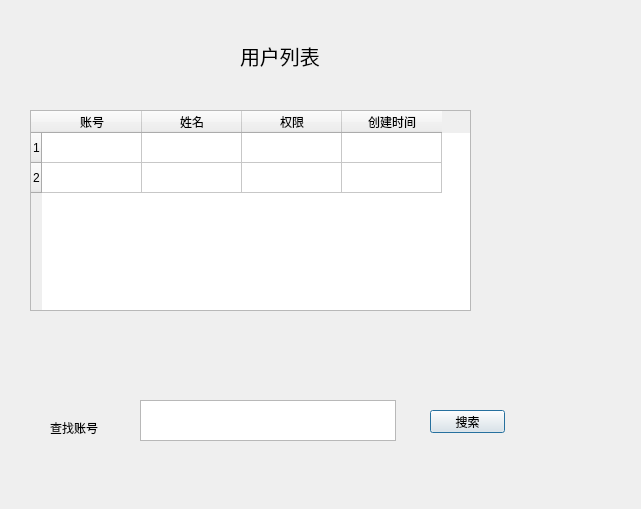
Qt form Forms/userlistdialog.ui (zhengshihao1218/newsoft) before a commit.
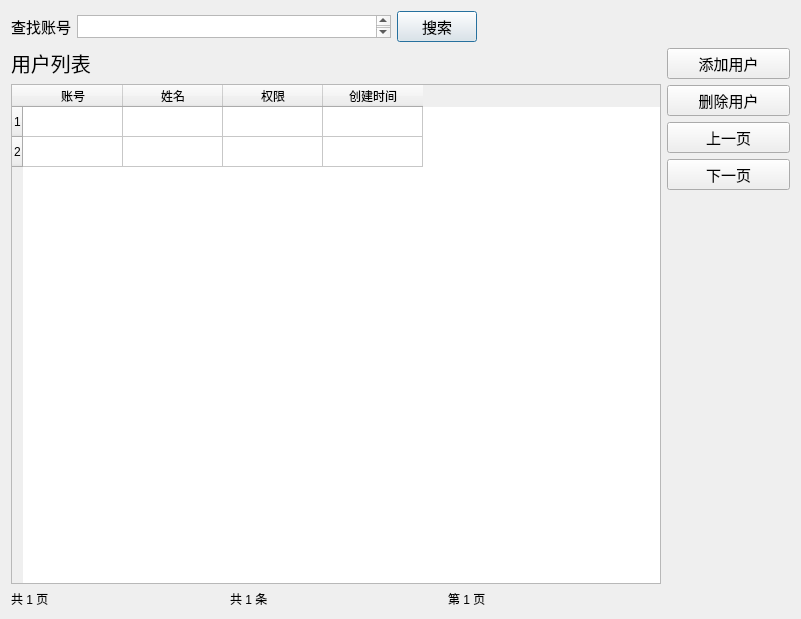
The same form after that commit. Icons and pictures are not drawn.

Commit message: [new soft] add UserManager

The edit to the form file:
```diff
--- a/Forms/userlistdialog.ui
+++ b/Forms/userlistdialog.ui
@@ -6,8 +6,8 @@
    <rect>
     <x>0</x>
     <y>0</y>
-    <width>641</width>
-    <height>509</height>
+    <width>653</width>
+    <height>311</height>
    </rect>
   </property>
   <property name="windowTitle">
@@ -17,25 +17,69 @@
    <iconset resource="themes/image.qrc">
     <normaloff>:/images/images/people.png</normaloff>:/images/images/people.png</iconset>
   </property>
+  <layout class="QVBoxLayout" name="verticalLayout">
+   <item>
+    <layout class="QHBoxLayout" name="horizontalLayout">
+     <item>
+      <widget class="QLabel" name="label_2">
+       <property name="font">
+        <font>
+         <pointsize>11</pointsize>
+        </font>
+       </property>
+       <property name="text">
+        <string>查找账号</string>
+       </property>
+      </widget>
+     </item>
+     <item>
   <widget class="QTextBrowser" name="textBrowser">
-   <property name="geometry">
-    <rect>
-     <x>140</x>
-     <y>400</y>
-     <width>256</width>
-     <height>41</height>
-    </rect>
-   </property>
-  </widget>
+       <property name="maximumSize">
+        <size>
+         <width>16777215</width>
+         <height>23</height>
+        </size>
+       </property>
+       <property name="font">
+        <font>
+         <pointsize>11</pointsize>
+        </font>
+       </property>
+      </widget>
+     </item>
+     <item>
+      <widget class="QPushButton" name="pushButton_serach">
+       <property name="font">
+        <font>
+         <pointsize>11</pointsize>
+        </font>
+       </property>
+       <property name="text">
+        <string>搜索</string>
+       </property>
+      </widget>
+     </item>
+     <item>
+      <spacer name="horizontalSpacer">
+       <property name="orientation">
+        <enum>Qt::Horizontal</enum>
+       </property>
+       <property name="sizeHint" stdset="0">
+        <size>
+         <width>40</width>
+         <height>20</height>
+        </size>
+       </property>
+      </spacer>
+     </item>
+    </layout>
+   </item>
+   <item>
+    <layout class="QHBoxLayout" name="horizontalLayout_2">
+     <item>
+      <layout class="QVBoxLayout" name="verticalLayout_2">
+       <item>
   <widget class="QLabel" name="label">
-   <property name="geometry">
-    <rect>
-     <x>240</x>
-     <y>40</y>
-     <width>101</width>
-     <height>31</height>
-    </rect>
-   </property>
    <property name="font">
     <font>
      <pointsize>15</pointsize>
@@ -45,14 +89,19 @@
     <string>用户列表</string>
    </property>
   </widget>
+       </item>
+       <item>
   <widget class="QTableWidget" name="tableWidget">
-   <property name="geometry">
-    <rect>
-     <x>30</x>
-     <y>110</y>
-     <width>441</width>
-     <height>201</height>
-    </rect>
+         <property name="minimumSize">
+          <size>
+           <width>650</width>
+           <height>500</height>
+          </size>
+         </property>
+         <property name="font">
+          <font>
+           <pointsize>9</pointsize>
+          </font>
    </property>
    <row/>
    <row/>
@@ -77,32 +126,128 @@
     </property>
    </column>
   </widget>
-  <widget class="QLabel" name="label_2">
-   <property name="geometry">
-    <rect>
-     <x>50</x>
-     <y>420</y>
-     <width>53</width>
-     <height>15</height>
-    </rect>
-   </property>
+       </item>
+       <item>
+        <layout class="QHBoxLayout" name="horizontalLayout_3">
+         <item>
+          <widget class="QLabel" name="label_3">
+           <property name="text">
+            <string>共 1 页</string>
+           </property>
+          </widget>
+         </item>
+         <item>
+          <widget class="QLabel" name="label_5">
    <property name="text">
-    <string>查找账号</string>
-   </property>
-  </widget>
-  <widget class="QPushButton" name="pushButton">
-   <property name="geometry">
-    <rect>
-     <x>430</x>
-     <y>410</y>
-     <width>75</width>
-     <height>23</height>
-    </rect>
-   </property>
+            <string>共 1 条</string>
+           </property>
+          </widget>
+         </item>
+         <item>
+          <widget class="QLabel" name="label_4">
+           <property name="text">
+            <string>第 1 页</string>
+           </property>
+          </widget>
+         </item>
+        </layout>
+       </item>
+      </layout>
+     </item>
+     <item>
+      <layout class="QVBoxLayout" name="verticalLayout_3">
+       <item>
+        <widget class="QPushButton" name="pushButton_addUser">
+         <property name="minimumSize">
+          <size>
+           <width>123</width>
+           <height>0</height>
+          </size>
+         </property>
+         <property name="font">
+          <font>
+           <pointsize>11</pointsize>
+          </font>
+         </property>
    <property name="text">
-    <string>搜索</string>
-   </property>
-  </widget>
+          <string>添加用户</string>
+         </property>
+         <property name="icon">
+          <iconset resource="../Images/image.qrc">
+           <normaloff>:/images/images/login.png</normaloff>:/images/images/login.png</iconset>
+         </property>
+         <property name="iconSize">
+          <size>
+           <width>20</width>
+           <height>20</height>
+          </size>
+         </property>
+        </widget>
+       </item>
+       <item>
+        <widget class="QPushButton" name="pushButton_deleteUser">
+         <property name="minimumSize">
+          <size>
+           <width>123</width>
+           <height>0</height>
+          </size>
+         </property>
+         <property name="font">
+          <font>
+           <pointsize>11</pointsize>
+          </font>
+         </property>
+         <property name="text">
+          <string>删除用户</string>
+         </property>
+         <property name="icon">
+          <iconset resource="../Images/image.qrc">
+           <normaloff>:/images/images/deleteuser.png</normaloff>:/images/images/deleteuser.png</iconset>
+         </property>
+        </widget>
+       </item>
+       <item>
+        <widget class="QPushButton" name="pushButton_previous">
+         <property name="font">
+          <font>
+           <pointsize>11</pointsize>
+          </font>
+         </property>
+         <property name="text">
+          <string>上一页</string>
+         </property>
+        </widget>
+       </item>
+       <item>
+        <widget class="QPushButton" name="pushButton_next">
+         <property name="font">
+          <font>
+           <pointsize>11</pointsize>
+          </font>
+         </property>
+         <property name="text">
+          <string>下一页</string>
+         </property>
+        </widget>
+       </item>
+       <item>
+        <spacer name="verticalSpacer">
+         <property name="orientation">
+          <enum>Qt::Vertical</enum>
+         </property>
+         <property name="sizeHint" stdset="0">
+          <size>
+           <width>20</width>
+           <height>40</height>
+          </size>
+         </property>
+        </spacer>
+       </item>
+      </layout>
+     </item>
+    </layout>
+   </item>
+  </layout>
  </widget>
  <resources>
   <include location="themes/image.qrc"/>
```
Left out of the diff: 8 changed lines with no effect on the pictures. Lines whose indentation alone changed are shown as unchanged. The commit also changes 80 other files.
